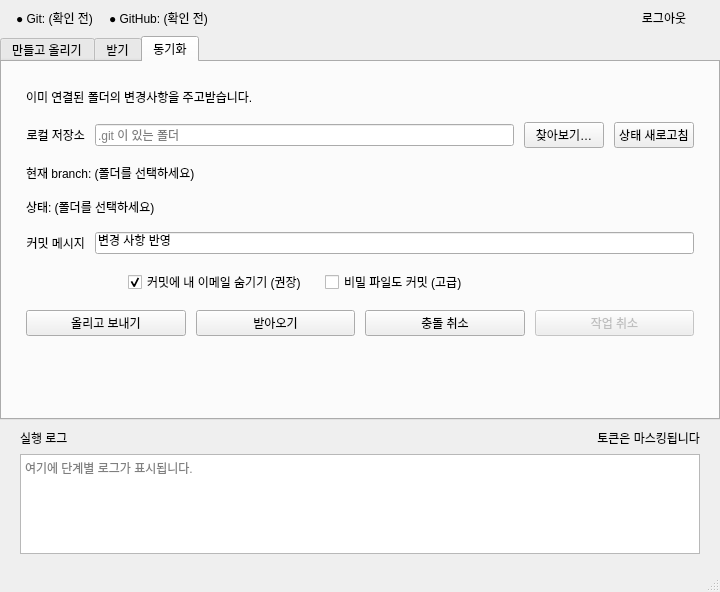
seongbin45/CloneUp, file ui/main_window.ui: the form before one commit.
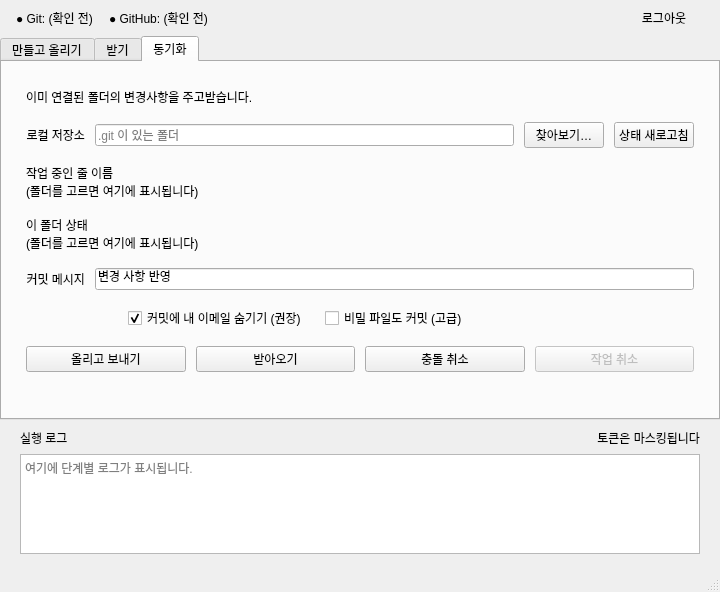
The form after the commit. The open tabs and pages were chosen to show the change.

Commit message:
fix: plain-language sync branch and status copy for beginners
Replace 현재 branch with 작업 중인 줄 이름 plus a short why line.
Clarify empty/no-git/detached states and soften status summary wording.

The edit to the form file:
```diff
--- a/ui/main_window.ui
+++ b/ui/main_window.ui
@@ -706,7 +706,8 @@
         <item>
          <widget class="QLabel" name="labelSyncBranch">
           <property name="text">
-           <string>현재 branch: (폴더를 선택하세요)</string>
+           <string>작업 중인 줄 이름
+(폴더를 고르면 여기에 표시됩니다)</string>
           </property>
           <property name="wordWrap">
            <bool>true</bool>
@@ -719,7 +720,8 @@
         <item>
          <widget class="QLabel" name="labelSyncStatus">
           <property name="text">
-           <string>상태: (폴더를 선택하세요)</string>
+           <string>이 폴더 상태
+(폴더를 고르면 여기에 표시됩니다)</string>
           </property>
           <property name="wordWrap">
            <bool>true</bool>
```
Left out of the diff: 4 changed lines with no effect on the pictures. The commit also changes 3 other files.
